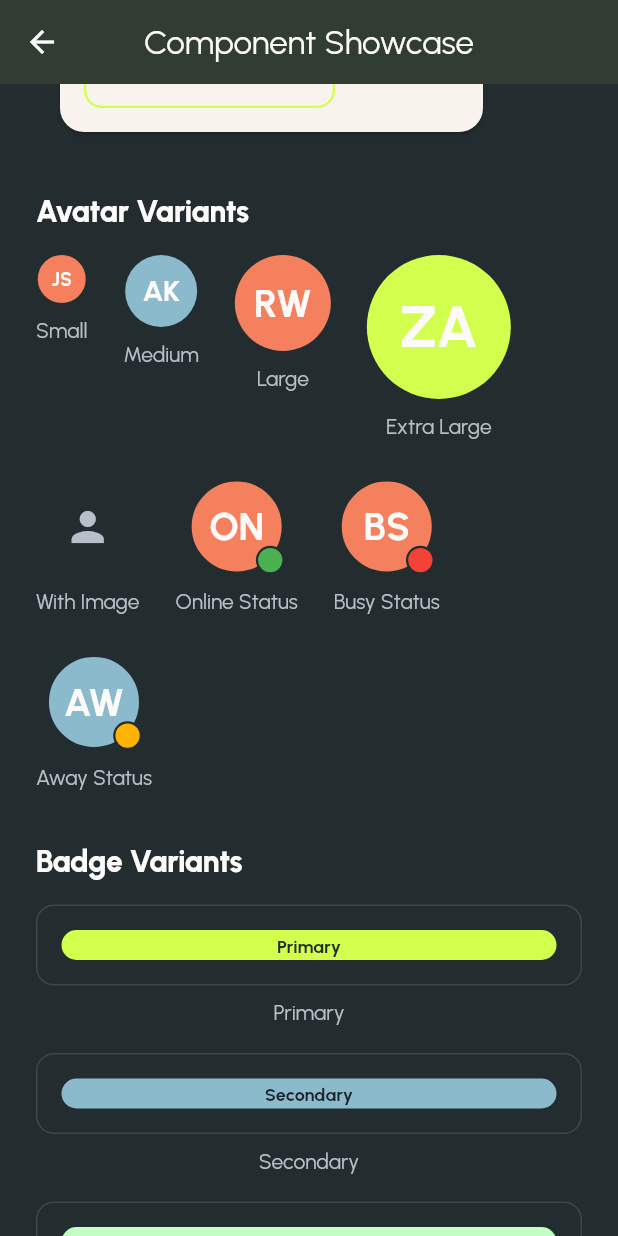
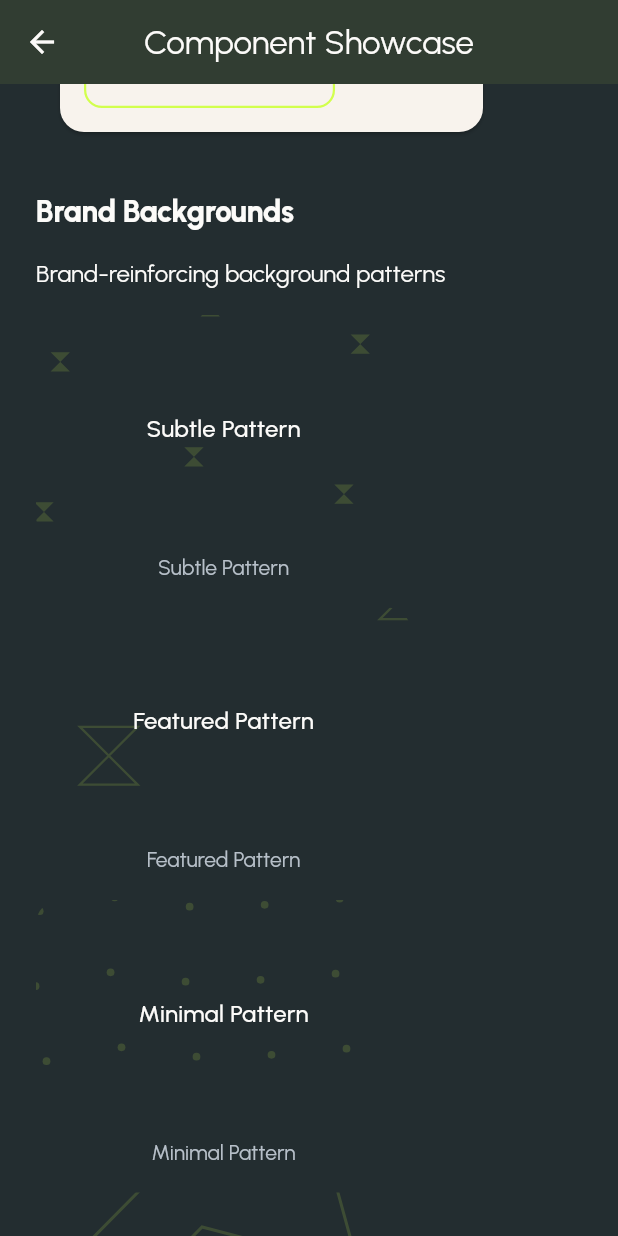
Before and after one commit to Aladin147/ZinApp, a Flutter app: the ComponentShowcaseScreen screen opened directly, scrolled down 2880 dp, on a phone screen of 412 x 824 dp. Run offline on Flutter 3.47's test engine with Material 3 defaults, Android fonts, the phone set to English and light mode, and no system bars; our stand-ins replace flutter_svg, go_router; network calls fail; statements that could not run were skipped.

Commit message:
feat(ui): Enhance visual identity with brand-reinforcing elements
- Improved color accessibility with darker variants of brand colors
- Created comprehensive color system with proper contrast ratios
- Implemented brand-reinforcing background patterns
- Added ZinBackground component with multiple pattern variants
- Created detailed documentation for visual identity system
- Updated showcase screen with background pattern examples

```diff
--- a/lib/app/theme/color_scheme.dart
+++ b/lib/app/theme/color_scheme.dart
@@ -2,16 +2,26 @@ import 'package:flutter/material.dart';
 
 // Define core V2 colors as constants
 abstract class AppColors {
-  static const Color primaryHighlight = Color(0xFFD2FF4D); // Highlight / CTA / Logo
+  // Primary Brand Colors
+  static const Color primaryHighlight = Color(0xFFD2FF4D); // Highlight / CTA / Logo - Neon green
+  static const Color primaryHighlightDark = Color(0xFF9EBF3B); // Darker variant for better contrast on light backgrounds
+  static const Color primaryHighlightDarker = Color(0xFF6A8026); // Even darker variant for text on light backgrounds
   static const Color baseDark = Color(0xFF232D30); // Official Background / Base Dark
+  static const Color baseDarkAlt = Color(0xFF2A363A); // Slightly lighter dark background for layering
 
-  // Accent & Secondary Tokens (Direct Hex for simplicity in this file)
-  // In a more complex system, these might be part of a custom ThemeExtension
-  static const Color canvasLight = Color(0xFFF8F3ED); // Example from range
-  static const Color canvasLightAlt = Color(0xFFFCFBF9); // Example from range
+  // Background Colors
+  static const Color canvasLight = Color(0xFFF8F3ED); // Cream background
+  static const Color canvasLightAlt = Color(0xFFFCFBF9); // Lighter cream variant
+  static const Color canvasDarkOverlay = Color(0x26000000); // Subtle dark overlay (15% opacity)
+  static const Color canvasLightOverlay = Color(0x26FFFFFF); // Subtle light overlay (15% opacity)
+
+  // Accent Colors
   static const Color coolBlue = Color(0xFF8CBACD); // accent.coolBlue
+  static const Color coolBlueDark = Color(0xFF5A8A9E); // Darker variant for better contrast
   static const Color coral = Color(0xFFF4805D); // accent.coral
+  static const Color coralDark = Color(0xFFD05A38); // Darker variant for better contrast
   static const Color jadeLight = Color(0xFFC3FFC2); // accent.jadeLight
+  static const Color jadeDark = Color(0xFF7ABF79); // Darker variant for better contrast
 
   // Text Colors (Direct Hex for simplicity)
   static const Color textPrimary = Color(0xFFFCFBF9); // On dark backgrounds
@@ -20,47 +30,62 @@ abstract class AppColors {
   static const Color textInvertedSecondary = Color(0xFF394548); // Secondary text on light backgrounds
   static const Color textOnHighlight = Color(0xFF232D30); // On primaryHighlight background
   static const Color textDisabled = Color(0xFF7A848C);
-  static const Color textLink = Color(0xFF8CBACD); // Same as coolBlue
-  static const Color textToken = Color(0xFFD2FF4D); // Same as primaryHighlight
+  static const Color textLink = Color(0xFF5A8A9E); // Darker blue for better contrast
+  static const Color textToken = Color(0xFF6A8026); // Darker green for better contrast
+
+  // Feedback Colors
+  static const Color success = Color(0xFF7ABF79); // Success state
+  static const Color warning = Color(0xFFE6B54A); // Warning state
+  static const Color error = Color(0xFFD05A38); // Error state (darker coral)
 }
 
 // Define the Flutter ColorScheme based on AppColors
 const zinappColorScheme = ColorScheme(
   brightness: Brightness.dark, // Base theme is dark
 
+  // Primary colors
   primary: AppColors.primaryHighlight, // Main interactive color
   onPrimary: AppColors.textOnHighlight, // Text/icons on primary color
+  primaryContainer: AppColors.primaryHighlightDark, // Darker variant for containers
+  onPrimaryContainer: AppColors.textOnHighlight, // Text on primary containers
 
+  // Secondary colors
   secondary: AppColors.coolBlue, // Secondary actions, highlights
   onSecondary: AppColors.textInverted, // Text/icons on secondary color
+  secondaryContainer: AppColors.coolBlueDark, // Darker variant for containers
+  onSecondaryContainer: AppColors.textPrimary, // Text on secondary containers
 
-  error: AppColors.coral, // Error indication
-  onError: AppColors.textInverted, // Default text color on background
+  // Tertiary colors
+  tertiary: AppColors.jadeLight, // Tertiary accent
+  onTertiary: AppColors.textInverted, // Text on tertiary
+  tertiaryContainer: AppColors.jadeDark, // Darker variant for containers
+  onTertiaryContainer: AppColors.textPrimary, // Text on tertiary containers
 
-  surface: AppColors.baseDark, // Default surface color for cards, dialogs etc. (can be overridden)
-  onSurface: AppColors.textPrimary, // Default text color on surface
+  // Error colors
+  error: AppColors.error, // Error indication
+  onError: AppColors.textPrimary, // Text on error
+  errorContainer: AppColors.coralDark, // Error container
+  onErrorContainer: AppColors.textPrimary, // Text on error container
 
-  // --- Less commonly used, provide sensible defaults ---
-  surfaceContainerHighest: Color(0xFF303A3E), // Slightly lighter dark surface
-  onSurfaceVariant: AppColors.textSecondary,
-  outline: AppColors.textDisabled,
-  outlineVariant: Color(0xFF505A5E),
-  shadow: Colors.black,
-  scrim: Color(0x80000000), // Black with 50% opacity
-  inverseSurface: AppColors.canvasLight, // For elements needing light bg
-  onInverseSurface: AppColors.textInverted,
-  inversePrimary: AppColors.baseDark, // Contrasting color for primary on light bg
-  primaryContainer: AppColors.primaryHighlight, // Usually same as primary
-  onPrimaryContainer: AppColors.textOnHighlight,
-  secondaryContainer: AppColors.coolBlue, // Usually same as secondary
-  onSecondaryContainer: AppColors.textInverted,
-  tertiary: AppColors.jadeLight, // Tertiary accent
-  onTertiary: AppColors.textInverted,
-  tertiaryContainer: AppColors.jadeLight,
-  onTertiaryContainer: AppColors.textInverted,
-  errorContainer: AppColors.coral,
-  onErrorContainer: AppColors.textInverted,
-  surfaceTint: AppColors.primaryHighlight, // Often same as primary
+  // Surface colors
+  surface: AppColors.baseDark, // Default surface color
+  onSurface: AppColors.textPrimary, // Text on surface
+  onSurfaceVariant: AppColors.textSecondary, // Text on surface variant
+  surfaceContainerHighest: AppColors.baseDarkAlt, // Highest elevation surface
+  surfaceContainerHigh: AppColors.baseDarkAlt, // High elevation surface
+  surfaceContainer: AppColors.baseDark, // Standard surface container
+
+  // Inverse colors (for light mode elements in dark theme)
+  inverseSurface: AppColors.canvasLight, // Light surface in dark theme
+  onInverseSurface: AppColors.textInverted, // Text on inverse surface
+  inversePrimary: AppColors.primaryHighlightDarker, // Primary color on light backgrounds
+
+  // Utility colors
+  outline: AppColors.textDisabled, // Outline color
+  outlineVariant: Color(0xFF505A5E), // Variant outline color
+  shadow: Colors.black, // Shadow color
+  scrim: Color(0x80000000), // Scrim color (50% black)
+  surfaceTint: AppColors.primaryHighlight, // Surface tint color
 );
 
 // Example custom ThemeExtension for semantic colors (more advanced)
--- a/lib/features/showcase/screens/component_showcase_screen.dart
+++ b/lib/features/showcase/screens/component_showcase_screen.dart
@@ -3,6 +3,7 @@ import 'package:zinapp_v2/app/theme/color_scheme.dart';
 import 'package:zinapp_v2/widgets/animated_card.dart';
 import 'package:zinapp_v2/widgets/app_button.dart';
 import 'package:zinapp_v2/widgets/zin_avatar.dart';
+import 'package:zinapp_v2/widgets/zin_background.dart';
 import 'package:zinapp_v2/widgets/zin_badge.dart';
 import 'package:zinapp_v2/widgets/zin_card.dart';
 import 'package:zinapp_v2/widgets/zin_logo.dart';
@@ -66,6 +67,10 @@ class _ComponentShowcaseScreenState extends State<ComponentShowcaseScreen> {
             const SizedBox(height: 32),
             _buildSectionTitle('Animated Components'),
             _buildAnimatedComponentsShowcase(),
+
+            const SizedBox(height: 32),
+            _buildSectionTitle('Brand Backgrounds'),
+            _buildBackgroundShowcase(),
 
             const SizedBox(height: 32),
             _buildSectionTitle('Avatar Variants'),
@@ -630,4 +635,77 @@ class _ComponentShowcaseScreenState extends State<ComponentShowcaseScreen> {
       ],
     );
   }
+
+  /// Builds a showcase of brand-reinforcing backgrounds
+  Widget _buildBackgroundShowcase() {
+    return Column(
+      crossAxisAlignment: CrossAxisAlignment.start,
+      children: [
+        const Text('Brand-reinforcing background patterns'),
+        const SizedBox(height: 16),
+        Wrap(
+          spacing: 16,
+          runSpacing: 16,
+          children: [
+            // Subtle Background
+            _buildBackgroundVariant(
+              'Subtle Pattern',
+              ZinBackgroundVariant.subtle,
+            ),
+
+            // Featured Background
+            _buildBackgroundVariant(
+              'Featured Pattern',
+              ZinBackgroundVariant.featured,
+            ),
+
+            // Minimal Background
+            _buildBackgroundVariant(
+              'Minimal Pattern',
+              ZinBackgroundVariant.minimal,
+            ),
+
+            // Special Background
+            _buildBackgroundVariant(
+              'Special Pattern',
+              ZinBackgroundVariant.special,
+            ),
+          ],
+        ),
+      ],
+    );
+  }
+
+  /// Builds a single background variant showcase
+  Widget _buildBackgroundVariant(String label, ZinBackgroundVariant variant) {
+    return Column(
+      children: [
+        SizedBox(
+          width: 250,
+          height: 150,
+          child: ClipRRect(
+            borderRadius: BorderRadius.circular(16),
+            child: ZinBackground(
+              variant: variant,
+              animated: true,
+              patternOpacity: 0.15, // Higher opacity for demo purposes
+              child: Center(
+                child: Text(
+                  label,
+                  style: Theme.of(context).textTheme.titleMedium?.copyWith(
+                        color: AppColors.textPrimary,
+                      ),
+                ),
+              ),
+            ),
+          ),
+        ),
+        const SizedBox(height: 8),
+        Text(
+          label,
+          style: Theme.of(context).textTheme.bodySmall,
+        ),
+      ],
+    );
+  }
 }
--- /dev/null
+++ b/lib/widgets/zin_background.dart
@@ -0,0 +1,329 @@
+import 'dart:math' as math;
+import 'package:flutter/material.dart';
+import 'package:zinapp_v2/app/theme/color_scheme.dart';
+import 'package:zinapp_v2/constants/app_animations.dart';
+
+/// Background pattern variants for ZinApp
+enum ZinBackgroundVariant {
+  /// Subtle pattern with brand elements
+  subtle,
+
+  /// More prominent pattern for feature screens
+  featured,
+
+  /// Minimal pattern for content-heavy screens
+  minimal,
+
+  /// Special pattern for splash and onboarding
+  special,
+}
+
+/// A customizable background component that reinforces the ZinApp brand identity.
+///
+/// This component creates subtle, animated patterns derived from the ZinApp logo
+/// to create a distinctive, premium feel while maintaining readability of content.
+class ZinBackground extends StatefulWidget {
+  /// The child widget to display on top of the background
+  final Widget child;
+
+  /// The background pattern variant
+  final ZinBackgroundVariant variant;
+
+  /// Whether the background should be animated
+  final bool animated;
+
+  /// The background color (defaults to baseDark)
+  final Color? backgroundColor;
+
+  /// The pattern color (defaults to a subtle variant of primaryHighlight)
+  final Color? patternColor;
+
+  /// The opacity of the pattern (0.0 to 1.0)
+  final double patternOpacity;
+
+  /// The density of the pattern elements (0.0 to 1.0)
+  final double patternDensity;
+
+  const ZinBackground({
+    super.key,
+    required this.child,
+    this.variant = ZinBackgroundVariant.subtle,
+    this.animated = true,
+    this.backgroundColor,
+    this.patternColor,
+    this.patternOpacity = 0.05,
+    this.patternDensity = 0.5,
+  });
+
+  @override
+  State<ZinBackground> createState() => _ZinBackgroundState();
+}
+
+class _ZinBackgroundState extends State<ZinBackground> with SingleTickerProviderStateMixin {
+  late AnimationController _animationController;
+  late Animation<double> _pulseAnimation;
+
+  @override
+  void initState() {
+    super.initState();
+
+    // Initialize animation controller
+    _animationController = AnimationController(
+      vsync: this,
+      duration: const Duration(milliseconds: 8000), // Slow, subtle animation
+    );
+
+    // Create pulse animation
+    _pulseAnimation = TweenSequence<double>(
+      AppAnimations.getZinPulseSequence(),
+    ).animate(
+      CurvedAnimation(
+        parent: _animationController,
+        curve: Curves.easeInOut,
+      ),
+    );
+
+    // Start animation if enabled
+    if (widget.animated) {
+      _animationController.repeat(reverse: true);
+    }
+  }
+
+  @override
+  void dispose() {
+    _animationController.dispose();
+    super.dispose();
+  }
+
+  @override
+  void didUpdateWidget(ZinBackground oldWidget) {
+    super.didUpdateWidget(oldWidget);
+
+    // Update animation state if animated property changes
+    if (widget.animated != oldWidget.animated) {
+      if (widget.animated) {
+        _animationController.repeat(reverse: true);
+      } else {
+        _animationController.stop();
+      }
+    }
+  }
+
+  @override
+  Widget build(BuildContext context) {
+    final Color effectiveBackgroundColor = widget.backgroundColor ?? AppColors.baseDark;
+    final Color effectivePatternColor = widget.patternColor ??
+        AppColors.primaryHighlight.withOpacity(widget.patternOpacity);
+
+    return AnimatedBuilder(
+      animation: _animationController,
+      builder: (context, child) {
+        return Container(
+          decoration: BoxDecoration(
+            color: effectiveBackgroundColor,
+          ),
+          child: Stack(
+            children: [
+              // Background pattern
+              Positioned.fill(
+                child: CustomPaint(
+                  painter: _ZinPatternPainter(
+                    variant: widget.variant,
+                    patternColor: effectivePatternColor,
+                    animationValue: widget.animated ? _animationController.value : 0,
+                    pulseValue: widget.animated ? _pulseAnimation.value : 1.0,
+                    density: widget.patternDensity,
+                  ),
+                ),
+              ),
+
+              // Content
+              child!,
+            ],
+          ),
+        );
+      },
+      child: widget.child,
+    );
+  }
+}
+
+/// Custom painter for ZinApp background patterns
+class _ZinPatternPainter extends CustomPainter {
+  final ZinBackgroundVariant variant;
+  final Color patternColor;
+  final double animationValue;
+  final double pulseValue;
+  final double density;
+
+  _ZinPatternPainter({
+    required this.variant,
+    required this.patternColor,
+    required this.animationValue,
+    required this.pulseValue,
+    required this.density,
+  });
+
+  @override
+  void paint(Canvas canvas, Size size) {
+    switch (variant) {
+      case ZinBackgroundVariant.subtle:
+        _paintSubtlePattern(canvas, size);
+        break;
+      case ZinBackgroundVariant.featured:
+        _paintFeaturedPattern(canvas, size);
+        break;
+      case ZinBackgroundVariant.minimal:
+        _paintMinimalPattern(canvas, size);
+        break;
+      case ZinBackgroundVariant.special:
+        _paintSpecialPattern(canvas, size);
+        break;
+    }
+  }
+
+  /// Paints a subtle pattern with small brand elements
+  void _paintSubtlePattern(Canvas canvas, Size size) {
+    final paint = Paint()
+      ..color = patternColor
+      ..style = PaintingStyle.fill;
+
+    // Calculate pattern parameters
+    final elementSize = size.width * 0.05 * pulseValue;
+    final spacing = size.width * 0.2 / density;
+
+    // Create a slight offset based on animation
+    final offsetX = animationValue * spacing * 0.2;
+    final offsetY = animationValue * spacing * 0.1;
+
+    // Draw pattern elements
+    for (double x = -spacing; x < size.width + spacing; x += spacing) {
+      for (double y = -spacing; y < size.height + spacing; y += spacing) {
+        // Add some randomness to positions
+        final randomX = x + (math.sin(y * 0.1) * spacing * 0.2) + offsetX;
+        final randomY = y + (math.cos(x * 0.1) * spacing * 0.2) + offsetY;
+
+        // Draw a simplified "Z" shape (from ZinApp logo)
+        final path = Path()
+          ..moveTo(randomX, randomY)
+          ..lineTo(randomX + elementSize, randomY)
+          ..lineTo(randomX, randomY + elementSize)
+          ..lineTo(randomX + elementSize, randomY + elementSize);
+
+        canvas.drawPath(path, paint);
+      }
+    }
+  }
+
+  /// Paints a more prominent pattern for feature screens
+  void _paintFeaturedPattern(Canvas canvas, Size size) {
+    final paint = Paint()
+      ..color = patternColor
+      ..style = PaintingStyle.stroke
+      ..strokeWidth = 1.5;
+
+    // Calculate pattern parameters
+    final elementSize = size.width * 0.15 * pulseValue;
+    final spacing = size.width * 0.4 / density;
+
+    // Create a slight offset based on animation
+    final offsetX = animationValue * spacing * 0.3;
+    final offsetY = animationValue * spacing * 0.2;
+
+    // Draw larger pattern elements
+    for (double x = -spacing; x < size.width + spacing; x += spacing) {
+      for (double y = -spacing; y < size.height + spacing; y += spacing) {
+        // Add some randomness to positions
+        final randomX = x + (math.sin(y * 0.05) * spacing * 0.3) + offsetX;
+        final randomY = y + (math.cos(x * 0.05) * spacing * 0.3) + offsetY;
+
+        // Draw a stylized logo-inspired shape
+        final path = Path()
+          ..moveTo(randomX, randomY)
+          ..lineTo(randomX + elementSize, randomY)
+          ..lineTo(randomX + elementSize * 0.5, randomY + elementSize * 0.5)
+          ..lineTo(randomX + elementSize, randomY + elementSize)
+          ..lineTo(randomX, randomY + elementSize)
+          ..lineTo(randomX + elementSize * 0.5, randomY + elementSize * 0.5)
+          ..close();
+
+        canvas.drawPath(path, paint);
+      }
+    }
+  }
+
+  /// Paints a minimal pattern for content-heavy screens
+  void _paintMinimalPattern(Canvas canvas, Size size) {
+    final paint = Paint()
+      ..color = patternColor
+      ..style = PaintingStyle.fill;
+
+    // Calculate pattern parameters
+    final dotSize = size.width * 0.01 * pulseValue;
+    final spacing = size.width * 0.1 / density;
+
+    // Create a slight offset based on animation
+    final offsetX = animationValue * spacing * 0.1;
+    final offsetY = animationValue * spacing * 0.1;
+
+    // Draw small dots
+    for (double x = 0; x < size.width; x += spacing) {
+      for (double y = 0; y < size.height; y += spacing) {
+        // Add some randomness to positions
+        final randomX = x + (math.sin(y * 0.2) * spacing * 0.1) + offsetX;
+        final randomY = y + (math.cos(x * 0.2) * spacing * 0.1) + offsetY;
+
+        // Draw a small dot
+        canvas.drawCircle(Offset(randomX, randomY), dotSize, paint);
+      }
+    }
+  }
+
+  /// Paints a special pattern for splash and onboarding screens
+  void _paintSpecialPattern(Canvas canvas, Size size) {
+    final paint = Paint()
+      ..color = patternColor
+      ..style = PaintingStyle.stroke
+      ..strokeWidth = 2.0;
+
+    // Calculate pattern parameters
+    final elementSize = size.width * 0.2 * pulseValue;
+
+    // Create a radial pattern emanating from the center
+    final centerX = size.width * 0.5;
+    final centerY = size.height * 0.5;
+
+    // Draw concentric shapes
+    for (int i = 1; i <= 5; i++) {
+      final radius = i * elementSize * (1 + animationValue * 0.1);
+
+      // Draw a stylized shape
+      final path = Path();
+
+      // Create a shape with 6 points
+      for (int j = 0; j < 6; j++) {
+        final angle = (j * 60 + animationValue * 30) * math.pi / 180;
+        final x = centerX + radius * math.cos(angle);
+        final y = centerY + radius * math.sin(angle);
+
+        if (j == 0) {
+          path.moveTo(x, y);
+        } else {
+          path.lineTo(x, y);
+        }
+      }
+
+      path.close();
+      canvas.drawPath(path, paint);
+    }
+  }
+
+  @override
+  bool shouldRepaint(_ZinPatternPainter oldDelegate) {
+    return oldDelegate.variant != variant ||
+           oldDelegate.patternColor != patternColor ||
+           oldDelegate.animationValue != animationValue ||
+           oldDelegate.pulseValue != pulseValue ||
+           oldDelegate.density != density;
+  }
+}
```
Also changed, not shown: 1 other file.
